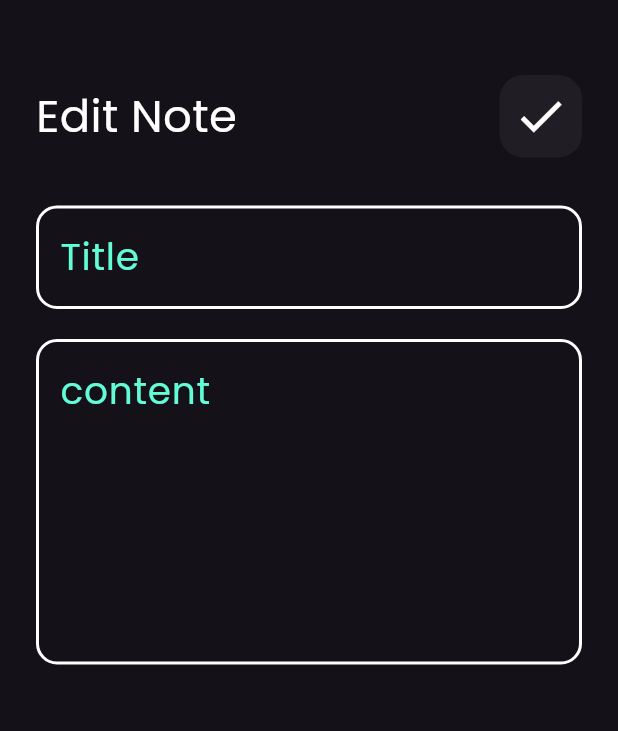
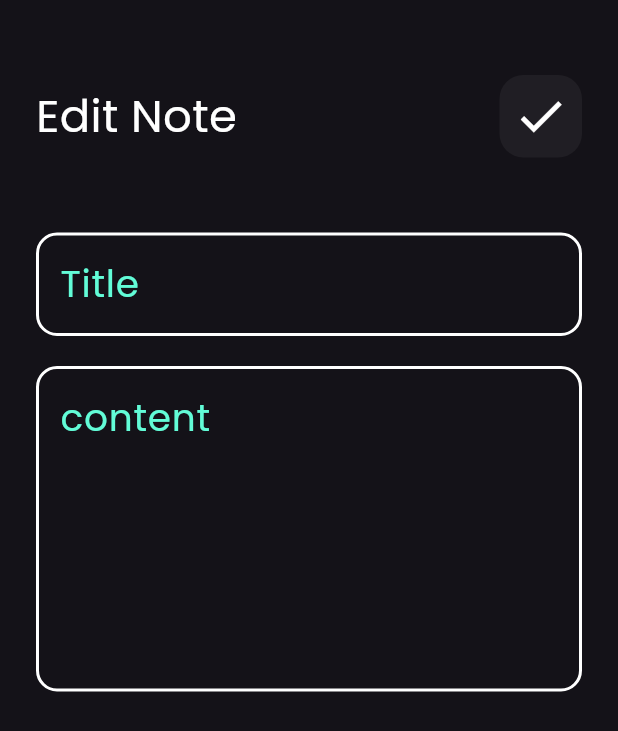
Before and after one commit to AmiraElrefaee/ToDo-app, a Flutter app: the EditNoteView screen opened directly, on a phone screen of 412 x 824 dp. Shown: the top 731 px of the screen. Run offline on Flutter 3.47's test engine with Material 3 defaults, Android fonts, the phone set to English and light mode, and no system bars; our stand-ins replace font_awesome_flutter.

Commit message:
edit note view ui done

```diff
--- a/lib/widgets/Edit_view_body.dart
+++ b/lib/widgets/Edit_view_body.dart
@@ -22,7 +22,7 @@ class EditViewBody extends StatelessWidget {
             icon:Icons.check,
           ),
       SizedBox(
-        height: 32,
+        height: 50,
       ),
       CustomTextFiled(
         hint: 'Title',
```
